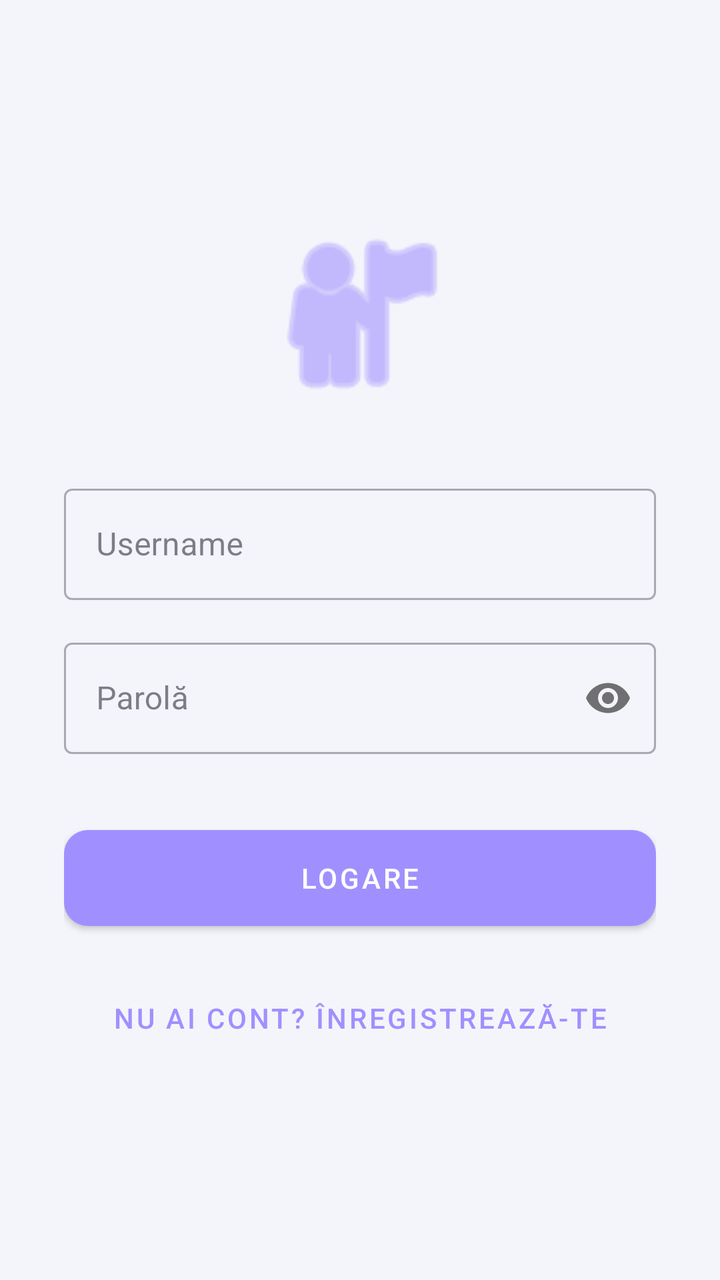
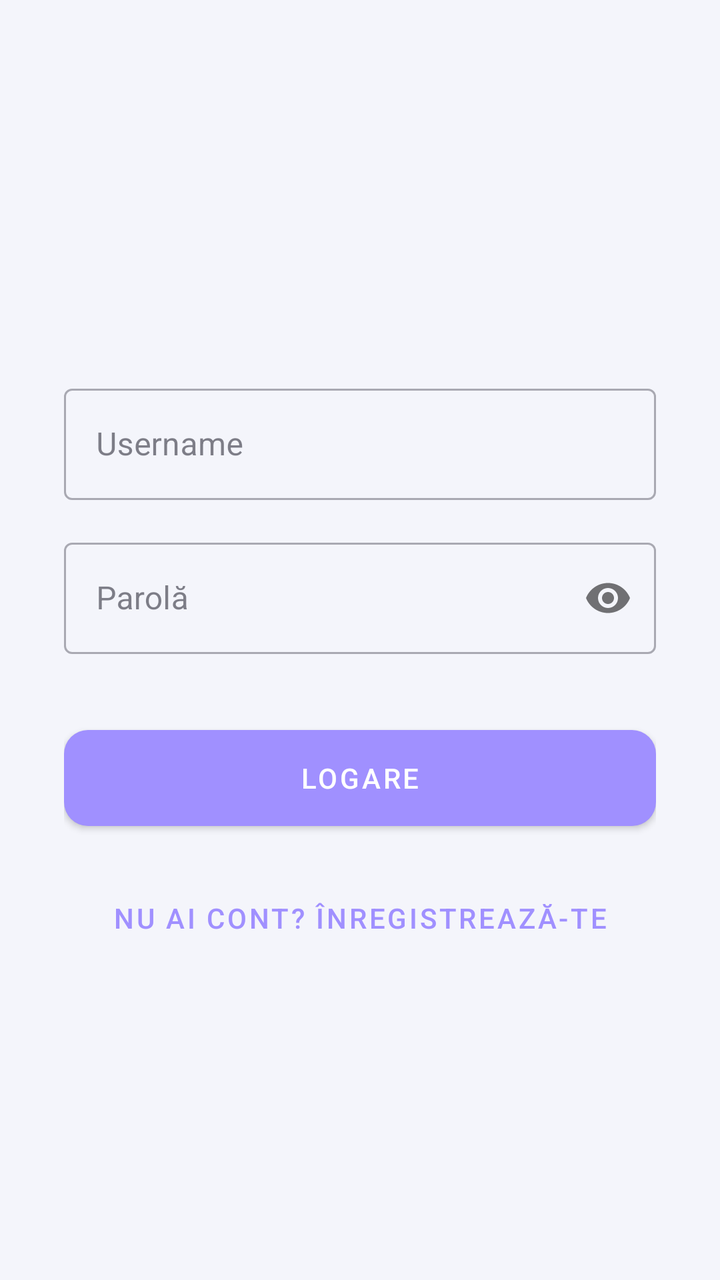

Before-and-after screenshots of an Android layout around one commit, followed by the original layout XML and the change that was made.
<!-- AndroidManifest.xml: application theme Theme.Bad_Habits_Tracker -->
<!-- res/layout/fragment_login.xml -->
<?xml version="1.0" encoding="utf-8"?>
<androidx.constraintlayout.widget.ConstraintLayout
    xmlns:android="http://schemas.android.com/apk/res/android"
    xmlns:app="http://schemas.android.com/apk/res-auto"
    android:layout_width="match_parent"
    android:layout_height="match_parent"
    android:padding="32dp">

    <ImageView
        android:id="@+id/ivLogo"
        android:layout_width="100dp"
        android:layout_height="100dp"
        android:src="@android:drawable/ic_menu_myplaces"
        app:tint="?attr/colorPrimary"
        app:layout_constraintBottom_toTopOf="@+id/tilUsername"
        app:layout_constraintEnd_toEndOf="parent"
        app:layout_constraintStart_toStartOf="parent"
        app:layout_constraintTop_toTopOf="parent"
        app:layout_constraintVertical_chainStyle="packed" />

    <com.google.android.material.textfield.TextInputLayout
        android:id="@+id/tilUsername"
        style="@style/Widget.MaterialComponents.TextInputLayout.OutlinedBox"
        android:layout_width="0dp"
        android:layout_height="wrap_content"
        android:layout_marginTop="32dp"
        android:hint="@string/prompt_username"
        app:layout_constraintBottom_toTopOf="@+id/tilPassword"
        app:layout_constraintEnd_toEndOf="parent"
        app:layout_constraintStart_toStartOf="parent"
        app:layout_constraintTop_toBottomOf="@+id/ivLogo">

        <com.google.android.material.textfield.TextInputEditText
            android:id="@+id/etUsername"
            android:layout_width="match_parent"
            android:layout_height="wrap_content"
            android:inputType="textPersonName" />

    </com.google.android.material.textfield.TextInputLayout>

    <com.google.android.material.textfield.TextInputLayout
        android:id="@+id/tilPassword"
        style="@style/Widget.MaterialComponents.TextInputLayout.OutlinedBox"
        android:layout_width="0dp"
        android:layout_height="wrap_content"
        android:layout_marginTop="16dp"
        android:hint="@string/prompt_password"
        app:passwordToggleEnabled="true"
        app:layout_constraintBottom_toTopOf="@+id/btnLogin"
        app:layout_constraintEnd_toEndOf="parent"
        app:layout_constraintStart_toStartOf="parent"
        app:layout_constraintTop_toBottomOf="@+id/tilUsername">

        <com.google.android.material.textfield.TextInputEditText
            android:id="@+id/etPassword"
            android:layout_width="match_parent"
            android:layout_height="wrap_content"
            android:inputType="textPassword" />

    </com.google.android.material.textfield.TextInputLayout>

    <com.google.android.material.button.MaterialButton
        android:id="@+id/btnLogin"
        android:layout_width="0dp"
        android:layout_height="60dp"
        android:layout_marginTop="32dp"
        android:text="@string/action_login"
        app:cornerRadius="12dp"
        app:layout_constraintBottom_toTopOf="@+id/tvRegister"
        app:layout_constraintEnd_toEndOf="parent"
        app:layout_constraintStart_toStartOf="parent"
        app:layout_constraintTop_toBottomOf="@+id/tilPassword" />

    <com.google.android.material.button.MaterialButton
        style="@style/Widget.MaterialComponents.Button.TextButton"
        android:id="@+id/tvRegister"
        android:layout_width="wrap_content"
        android:layout_height="wrap_content"
        android:layout_marginTop="16dp"
        android:text="@string/action_no_account"
        app:layout_constraintBottom_toBottomOf="parent"
        app:layout_constraintEnd_toEndOf="parent"
        app:layout_constraintStart_toStartOf="parent"
        app:layout_constraintTop_toBottomOf="@+id/btnLogin" />

</androidx.constraintlayout.widget.ConstraintLayout>
<!-- resources referenced by this layout -->
<resources>
  <string name="action_login">Logare</string>
  <string name="action_no_account">Nu ai cont? Înregistrează-te</string>
  <string name="prompt_password">Parolă</string>
  <string name="prompt_username">Username</string>
  <style name="Theme.Bad_Habits_Tracker" parent="Theme.MaterialComponents.Light.NoActionBar">
          
          <item name="colorPrimary">@color/colorPrimary</item>
          <item name="colorPrimaryVariant">@color/colorPrimaryDark</item>
          <item name="colorOnPrimary">@color/white</item>
          
          
          <item name="colorSecondary">@color/colorSecondary</item>
          <item name="colorSecondaryVariant">@color/colorSecondary</item>
          <item name="colorOnSecondary">@color/textColorPrimary</item>
          
          
          <item name="android:colorBackground">@color/colorBackground</item>
          <item name="colorSurface">@color/colorSurface</item>
          <item name="colorOnBackground">@color/textColorPrimary</item>
          <item name="colorOnSurface">@color/textColorPrimary</item>
          
          
          <item name="colorError">@color/colorError</item>
      </style>
  <color name="colorPrimary">#A090FF</color>
  <color name="colorPrimaryDark">#705DDA</color>
  <color name="white">#FFFFFF</color>
  <color name="colorSecondary">#8BE2C9</color>
  <color name="textColorPrimary">#2D2D3A</color>
  <color name="colorBackground">#F4F5FB</color>
  <color name="colorSurface">#FFFFFF</color>
  <color name="colorError">#FF8C8C</color>
</resources>

<!-- the commit's change to res/layout/fragment_login.xml (unified diff, before → after) -->
@@ -5,18 +5,6 @@
     android:layout_width="match_parent"
     android:layout_height="match_parent"
     android:padding="32dp">
-
-    <ImageView
-        android:id="@+id/ivLogo"
-        android:layout_width="100dp"
-        android:layout_height="100dp"
-        android:src="@android:drawable/ic_menu_myplaces"
-        app:tint="?attr/colorPrimary"
-        app:layout_constraintBottom_toTopOf="@+id/tilUsername"
-        app:layout_constraintEnd_toEndOf="parent"
-        app:layout_constraintStart_toStartOf="parent"
-        app:layout_constraintTop_toTopOf="parent"
-        app:layout_constraintVertical_chainStyle="packed" />
 
     <com.google.android.material.textfield.TextInputLayout
         android:id="@+id/tilUsername"
@@ -28,7 +16,8 @@
         app:layout_constraintBottom_toTopOf="@+id/tilPassword"
         app:layout_constraintEnd_toEndOf="parent"
         app:layout_constraintStart_toStartOf="parent"
-        app:layout_constraintTop_toBottomOf="@+id/ivLogo">
+        app:layout_constraintTop_toTopOf="parent"
+        app:layout_constraintVertical_chainStyle="packed">
 
         <com.google.android.material.textfield.TextInputEditText
             android:id="@+id/etUsername"
